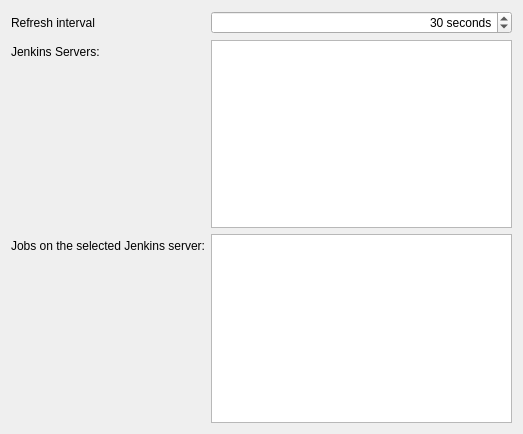
This is jenkinstray/gui/settings.ui in apaku/jenkinstray as Qt 5 draws it before an edit. The edited form follows.
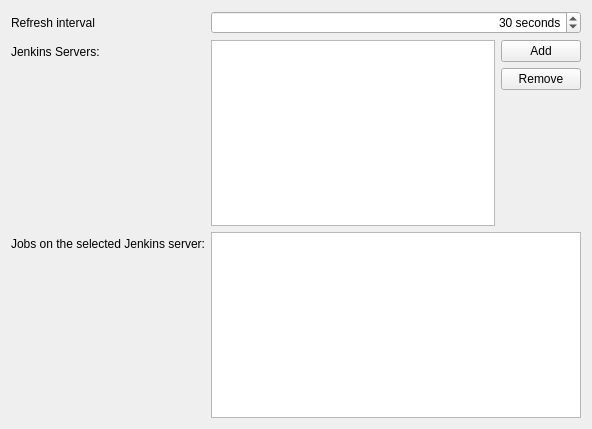
This is the edited form.

Commit message:
Provide add/remove buttons for servers
Just the storing of the provided url, adjust settings data to expect a
server-url not a name.

The edit to the form file:
```diff
--- a/jenkinstray/gui/settings.ui
+++ b/jenkinstray/gui/settings.ui
@@ -6,8 +6,8 @@
    <rect>
     <x>0</x>
     <y>0</y>
-    <width>523</width>
-    <height>434</height>
+    <width>592</width>
+    <height>429</height>
    </rect>
   </property>
   <property name="windowTitle">
@@ -57,7 +57,38 @@
     </widget>
    </item>
    <item row="1" column="1">
-    <widget class="QListView" name="serverList"/>
+    <layout class="QGridLayout" name="gridLayout">
+     <item row="0" column="0" rowspan="3">
+      <widget class="QListView" name="serverList"/>
+     </item>
+     <item row="0" column="1">
+      <widget class="QPushButton" name="addServerBtn">
+       <property name="text">
+        <string>Add</string>
+       </property>
+      </widget>
+     </item>
+     <item row="1" column="1">
+      <widget class="QPushButton" name="removeServerBtn">
+       <property name="text">
+        <string>Remove</string>
+       </property>
+      </widget>
+     </item>
+     <item row="2" column="1">
+      <spacer name="verticalSpacer">
+       <property name="orientation">
+        <enum>Qt::Vertical</enum>
+       </property>
+       <property name="sizeHint" stdset="0">
+        <size>
+         <width>20</width>
+         <height>40</height>
+        </size>
+       </property>
+      </spacer>
+     </item>
+    </layout>
    </item>
    <item row="2" column="0">
     <widget class="QLabel" name="label_2">
```
The commit also changes 1 other file.
